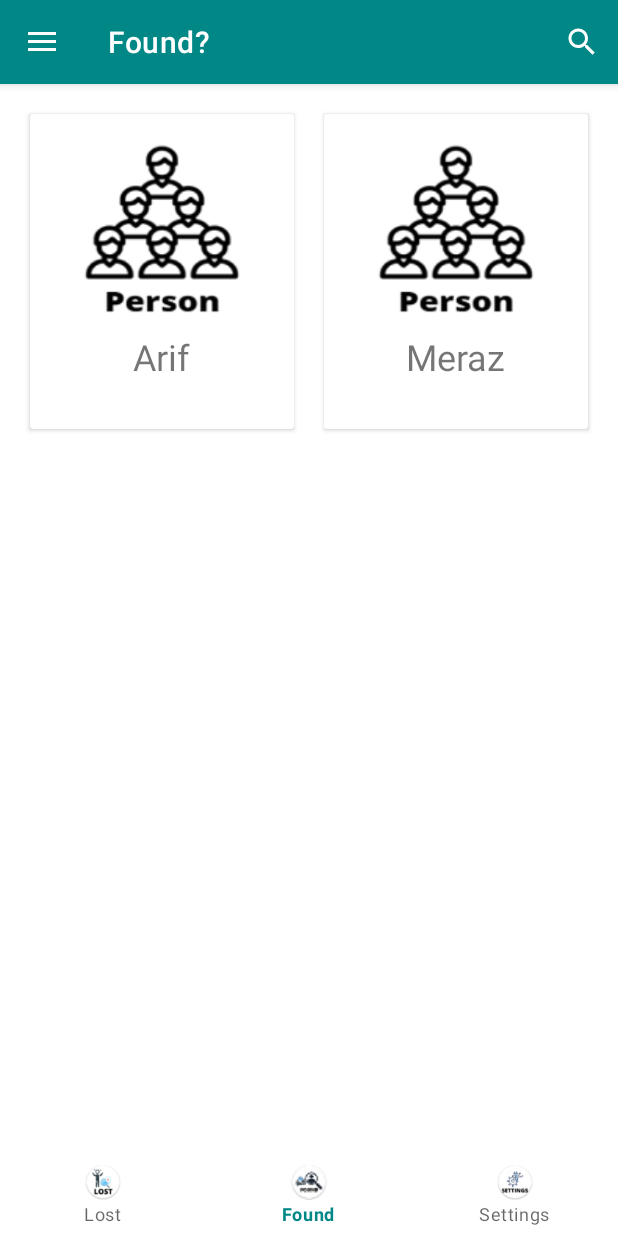
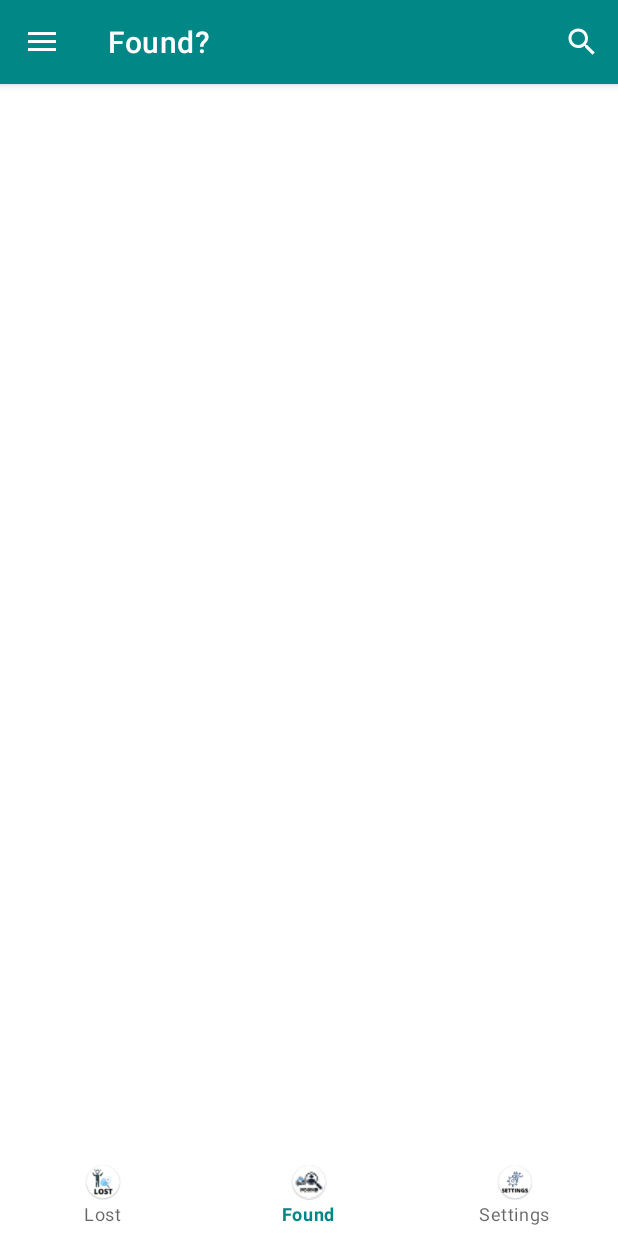
Before and after one commit to ProArif/Finder, an Android app: the fragment ProfileFragment placed in its activity, item 2 of the bottom bar chosen, on a phone screen of 412 x 824 dp. Run offline under Robolectric (Android 15) with nearby library versions, the phone set to English and light mode, and no system bars; our stand-ins replace Firebase (no records; nobody signed in at launch, a user with empty details on screens opened directly), Picasso; pictures from the network do not load; 4 statements that could not run were skipped.

Commit message:
profile data retrieved successful

```diff
--- a/app/src/main/java/com/nodeers/finder/AddVehicleDataActivity.java
+++ b/app/src/main/java/com/nodeers/finder/AddVehicleDataActivity.java
@@ -174,8 +174,8 @@ public class AddVehicleDataActivity extends AppCompatActivity {
                 }
                 else{
 
-                    storageReference = FirebaseStorage.getInstance().getReference("found_vehicles");
-                    dbRef = mDatabase.getReference("found_vehicles");
+                    storageReference = FirebaseStorage.getInstance().getReference("found_entities");
+                    dbRef = mDatabase.getReference("found_entities");
 
                     uploadToStorage();
                 }
--- a/app/src/main/java/com/nodeers/finder/fragments/FoundFragment.java
+++ b/app/src/main/java/com/nodeers/finder/fragments/FoundFragment.java
@@ -2,48 +2,46 @@ package com.nodeers.finder.fragments;
 
 import android.os.Bundle;
 
+import androidx.annotation.NonNull;
 import androidx.fragment.app.Fragment;
 
+import android.util.Log;
 import android.view.LayoutInflater;
 import android.view.View;
 import android.view.ViewGroup;
+import android.widget.GridView;
 
+import com.google.firebase.database.DataSnapshot;
+import com.google.firebase.database.DatabaseError;
+import com.google.firebase.database.DatabaseReference;
+import com.google.firebase.database.FirebaseDatabase;
+import com.google.firebase.database.ValueEventListener;
 import com.nodeers.finder.R;
+import com.nodeers.finder.adapters.LostPersonGridVAdapter;
+import com.nodeers.finder.datamodels.LostPersonDataModel;
 
-/**
- * A simple {@link Fragment} subclass.
- * Use the {@link FoundFragment#newInstance} factory method to
- * create an instance of this fragment.
- */
+import java.util.ArrayList;
+
+
 public class FoundFragment extends Fragment {
 
-    // TODO: Rename parameter arguments, choose names that match
-    // the fragment initialization parameters, e.g. ARG_ITEM_NUMBER
-    private static final String ARG_PARAM1 = "param1";
-    private static final String ARG_PARAM2 = "param2";
+    private GridView found_gv;
+    private ArrayList<LostPersonDataModel> dataModel_lost_person ;
+    private FirebaseDatabase store_data;
+    private DatabaseReference dbRef;
 
-    // TODO: Rename and change types of parameters
-    private String mParam1;
-    private String mParam2;
+    private LostPersonGridVAdapter adapter;
+
 
     public FoundFragment() {
         // Required empty public constructor
     }
 
-    /**
-     * Use this factory method to create a new instance of
-     * this fragment using the provided parameters.
-     *
-     * @param param1 Parameter 1.
-     * @param param2 Parameter 2.
-     * @return A new instance of fragment FoundFragment.
-     */
-    // TODO: Rename and change types and number of parameters
+
     public static FoundFragment newInstance(String param1, String param2) {
         FoundFragment fragment = new FoundFragment();
         Bundle args = new Bundle();
-        args.putString(ARG_PARAM1, param1);
-        args.putString(ARG_PARAM2, param2);
+
         fragment.setArguments(args);
         return fragment;
     }
@@ -51,16 +49,55 @@ public class FoundFragment extends Fragment {
     @Override
     public void onCreate(Bundle savedInstanceState) {
         super.onCreate(savedInstanceState);
-        if (getArguments() != null) {
-            mParam1 = getArguments().getString(ARG_PARAM1);
-            mParam2 = getArguments().getString(ARG_PARAM2);
-        }
+
     }
 
     @Override
     public View onCreateView(LayoutInflater inflater, ViewGroup container,
                              Bundle savedInstanceState) {
         // Inflate the layout for this fragment
-        return inflater.inflate(R.layout.fragment_found, container, false);
+        View lay = inflater.inflate(R.layout.fragment_found, container, false);
+        //initialize variables for grid data
+        found_gv = lay.findViewById(R.id.found_grid);
+        dataModel_lost_person = new ArrayList<>();
+
+        adapter = new LostPersonGridVAdapter(getContext(),dataModel_lost_person);
+        found_gv.setAdapter(adapter);
+
+        // initializing our variable for firebase
+        // realtime db and getting its instance.
+        store_data = FirebaseDatabase.getInstance("https://finder-67a87-default-rtdb.asia-southeast1.firebasedatabase.app/");
+        dbRef = store_data.getReference("found_entities");
+
+        loadData();
+
+        return lay;
+    }
+
+    private void loadData() {
+
+        dbRef.addValueEventListener(new ValueEventListener() {
+            @Override
+            public void onDataChange(@NonNull DataSnapshot snapshot) {
+                dataModel_lost_person.clear();
+
+                for (DataSnapshot dsnapshot : snapshot.getChildren()) {
+
+                    LostPersonDataModel data = dsnapshot.getValue(LostPersonDataModel.class);
+                    data.setName(dsnapshot.child("name").getValue().toString());
+                    data.setImgUrl(dsnapshot.child("imgUrl").getValue().toString());
+                    Log.e("entered snapshot",data.getName());
+
+                    dataModel_lost_person.add(data);
+                }
+                adapter.notifyDataSetChanged();
+            }
+
+            @Override
+            public void onCancelled(@NonNull DatabaseError error) {
+                Log.e("Retrieval Error",error.getMessage());
+            }
+        });
+
     }
 }
--- a/app/src/main/java/com/nodeers/finder/fragments/LostPersonFragment.java
+++ b/app/src/main/java/com/nodeers/finder/fragments/LostPersonFragment.java
@@ -89,6 +89,7 @@ public class LostPersonFragment extends Fragment {
                     Log.e("entered snapshot",data.getName());
 
                     dataModel_lost_person.add(data);
+
                 }
                 adapter.notifyDataSetChanged();
             }
--- a/app/src/main/java/com/nodeers/finder/fragments/ProfileFragment.java
+++ b/app/src/main/java/com/nodeers/finder/fragments/ProfileFragment.java
@@ -2,16 +2,15 @@ package com.nodeers.finder.fragments;
 
 import android.content.Intent;
 import android.os.Bundle;
-
 import androidx.annotation.NonNull;
 import androidx.fragment.app.Fragment;
-
 import android.util.Log;
 import android.view.LayoutInflater;
 import android.view.View;
 import android.view.ViewGroup;
 import android.widget.TextView;
-
+import com.google.firebase.auth.FirebaseAuth;
+import com.google.firebase.auth.FirebaseUser;
 import com.google.firebase.database.DataSnapshot;
 import com.google.firebase.database.DatabaseError;
 import com.google.firebase.database.DatabaseReference;
@@ -20,20 +19,21 @@ import com.google.firebase.database.ValueEventListener;
 import com.nodeers.finder.AddPersonDataActivity;
 import com.nodeers.finder.AddVehicleDataActivity;
 import com.nodeers.finder.R;
-import com.nodeers.finder.datamodels.LostPersonDataModel;
 import com.nodeers.finder.datamodels.UsersData;
-
-import java.util.ArrayList;
+import java.util.Objects;
 
 
 public class ProfileFragment extends Fragment {
 
     private TextView tv_upPerson,tv_upVehicle,tv_profile_name,tv_profile_phn;
+    private String userIdd;
 
-
+    private FirebaseUser mAppUser;
     private FirebaseDatabase store_data;
     private DatabaseReference dbRef;
-    private ArrayList<UsersData> usersData;
+
+    private UsersData data;
+
 
 
     public ProfileFragment() {
@@ -61,7 +61,10 @@ public class ProfileFragment extends Fragment {
         store_data = FirebaseDatabase.getInstance("https://finder-67a87-default-rtdb.asia-southeast1.firebasedatabase.app/");
         dbRef = store_data.getReference("users");
 
-        usersData = new ArrayList<>();
+        mAppUser = FirebaseAuth.getInstance().getCurrentUser();
+        userIdd = mAppUser.getUid();
+
+        data = new UsersData();
 
         // Inflate the layout for this fragment
         View page = inflater.inflate(R.layout.fragment_profile, container, false);
@@ -93,28 +96,19 @@ public class ProfileFragment extends Fragment {
 
     private void loadData() {
 
-        dbRef.addValueEventListener(new ValueEventListener() {
+        dbRef.child(userIdd).addValueEventListener(new ValueEventListener() {
             @Override
             public void onDataChange(@NonNull DataSnapshot snapshot) {
-                usersData.clear();
 
-                for (DataSnapshot dsnapshot : snapshot.getChildren()) {
+                //needs to check Uid and then display accurate data according to logged in user.
 
-                    UsersData data = dsnapshot.getValue(UsersData.class);
-                    if (data != null) {
+                    data.setName(Objects.requireNonNull(snapshot.child("name").getValue()).toString());
+                    data.setPhn(Objects.requireNonNull(snapshot.child("phn").getValue()).toString());
 
-                        String name = data.getName();
-                        String phn = data.getPhn();
-
-                        tv_profile_name.setText(name);
-                        tv_profile_phn.setText(phn);
-                    }
-
-                    //data.setImgUrl(dsnapshot.child("imgUrl").getValue().toString());
-                    //Log.e("entered snapshot",data.getName());
-
-
-                }
+                    String name = data.getName();
+                    String phn = data.getPhn();
+                    tv_profile_name.setText(name);
+                    tv_profile_phn.setText(phn);
 
             }
 
--- a/app/src/main/res/layout/fragment_found.xml
+++ b/app/src/main/res/layout/fragment_found.xml
@@ -3,78 +3,20 @@
     xmlns:tools="http://schemas.android.com/tools"
     android:layout_width="match_parent"
     android:layout_height="match_parent"
-    xmlns:app="http://schemas.android.com/apk/res-auto"
+    android:paddingTop="?attr/actionBarSize"
     tools:context=".fragments.FoundFragment">
 
-    <!-- TODO: Update blank fragment layout -->
-    <LinearLayout
-        android:id="@+id/linearLayout"
+    <GridView
+        android:id="@+id/found_grid"
         android:layout_width="match_parent"
-        android:layout_height="250dp"
-        android:orientation="horizontal"
-        android:padding="10dp"
-        >
-
-        <androidx.cardview.widget.CardView
-            android:layout_width="0dp"
-            android:layout_height="match_parent"
-            android:layout_margin="10dp"
-            android:layout_weight="1">
-
-            <RelativeLayout
-                android:layout_width="match_parent"
-                android:layout_height="match_parent">
-
-                <TextView
-                    android:id="@+id/textView3"
-                    android:layout_width="wrap_content"
-                    android:layout_height="wrap_content"
-                    android:layout_below="@id/bus"
-                    android:layout_centerHorizontal="true"
-                    android:layout_marginTop="10dp"
-                    android:text="Arif"
-                    android:textSize="24sp" />
-
-                <ImageView
-                    android:id="@+id/bus"
-                    app:srcCompat="@drawable/person"
-                    android:layout_width="120dp"
-                    android:layout_height="120dp"
-                    android:layout_centerHorizontal="true"
-                    android:layout_marginTop="15dp" />
-            </RelativeLayout>
-        </androidx.cardview.widget.CardView>
-
-        <androidx.cardview.widget.CardView
-            android:layout_width="0dp"
-            android:layout_height="match_parent"
-            android:layout_margin="10dp"
-            android:layout_weight="1">
-
-            <RelativeLayout
-                android:layout_width="match_parent"
-                android:layout_height="match_parent">
-
-                <TextView
-                    android:id="@+id/textView4"
-                    android:layout_width="wrap_content"
-                    android:layout_height="wrap_content"
-                    android:layout_below="@id/imageView3"
-                    android:layout_centerHorizontal="true"
-                    android:layout_marginTop="10dp"
-                    android:text="Meraz"
-                    android:textSize="24sp"
-                    app:fontFamily="" />
-
-                <ImageView
-                    android:id="@+id/imageView3"
-                    android:layout_width="120dp"
-                    android:layout_height="120dp"
-                    android:layout_centerHorizontal="true"
-                    android:layout_marginTop="15dp"
-                    app:srcCompat="@drawable/person" />
-            </RelativeLayout>
-        </androidx.cardview.widget.CardView>
-    </LinearLayout>
+        android:layout_height="match_parent"
+        android:gravity="center"
+        android:padding="4dp"
+        android:scrollbars="none"
+        android:stretchMode="columnWidth"
+        android:verticalSpacing="8dp"
+        android:horizontalSpacing="8dp"
+        android:numColumns="2"
+        />
 
 </FrameLayout>
--- a/app/src/main/res/values/strings.xml
+++ b/app/src/main/res/values/strings.xml
@@ -25,6 +25,7 @@
     <string-array name="choice_array2">
         <item>Lost</item>
         <item>Wanted</item>
+        <item>Found</item>
     </string-array>
 
     <string-array name="choice_array3">
```
Also changed, not shown: app/src/main/java/com/nodeers/finder/AddPersonDataActivity.java (+34 -1 lines), app/src/main/java/com/nodeers/finder/adapters/ProfileDataAdapter.java (added, +81 -0 lines), app/src/main/res/layout/activity_add_person_data.xml (+10 -0 lines), app/src/main/res/layout/fragment_lost.xml (+5 -8 lines).
